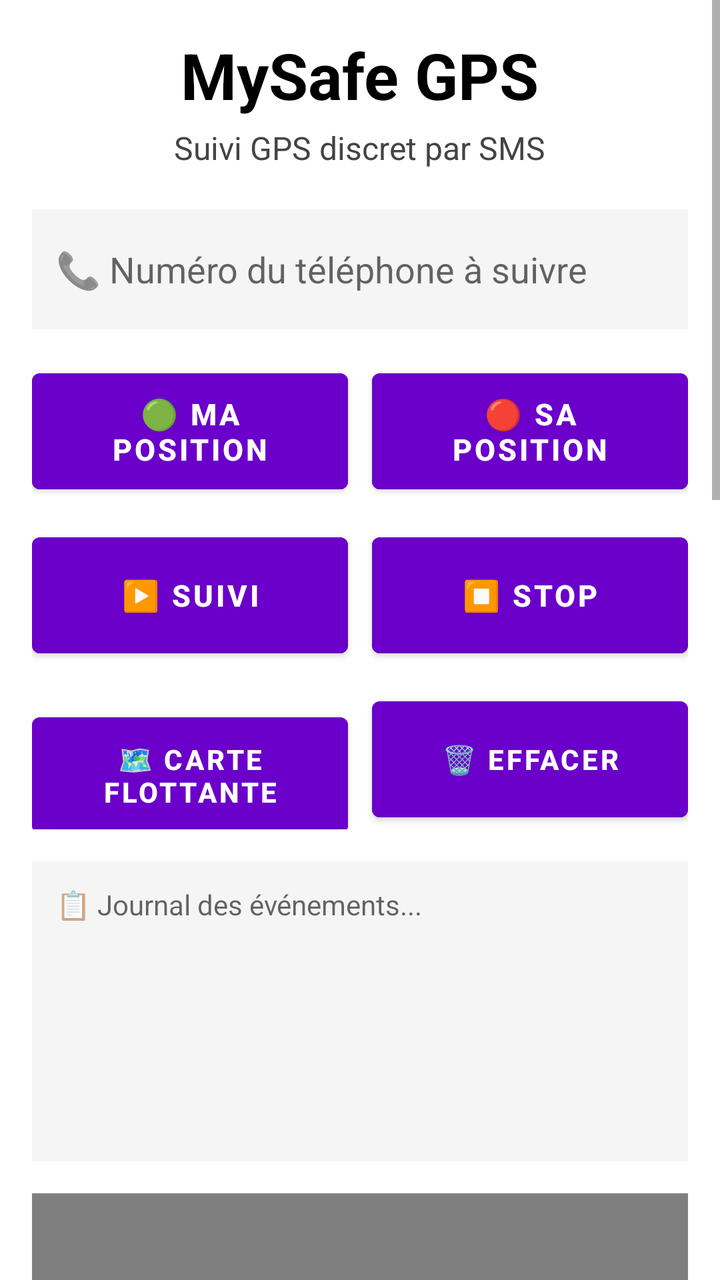
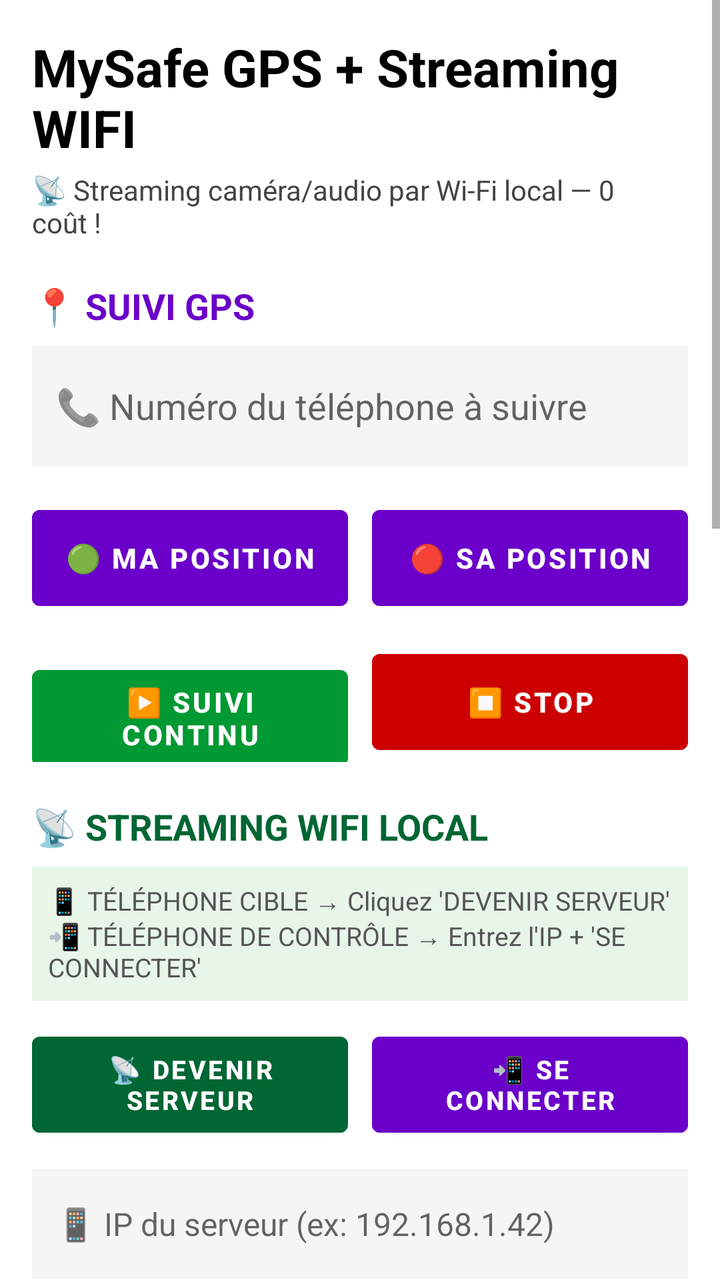

Compare the two renders of this Android layout. The source of the first and the diff that turns it into the second are given below.
<!-- AndroidManifest.xml: application theme Theme.MaterialComponents.DayNight.NoActionBar -->
<!-- res/layout/activity_main.xml -->
<?xml version="1.0" encoding="utf-8"?>
<ScrollView xmlns:android="http://schemas.android.com/apk/res/android"
    android:layout_width="match_parent"
    android:layout_height="match_parent"
    android:fillViewport="true"
    android:background="#FFFFFF">

    <LinearLayout
        android:layout_width="match_parent"
        android:layout_height="wrap_content"
        android:orientation="vertical"
        android:padding="16dp"
        android:gravity="center_horizontal">

        <TextView
            android:layout_width="wrap_content"
            android:layout_height="wrap_content"
            android:text="MySafe GPS"
            android:textSize="32sp"
            android:textStyle="bold"
            android:textColor="#000000"
            android:layout_marginBottom="4dp"/>

        <TextView
            android:layout_width="wrap_content"
            android:layout_height="wrap_content"
            android:text="Suivi GPS discret par SMS"
            android:textSize="16sp"
            android:textColor="#444444"
            android:layout_marginBottom="20dp"/>

        <EditText
            android:id="@+id/etTargetNumber"
            android:layout_width="match_parent"
            android:layout_height="60dp"
            android:hint="📞 Numéro du téléphone à suivre"
            android:textSize="18sp"
            android:inputType="phone"
            android:textColor="#000000"
            android:background="#F5F5F5"
            android:padding="12dp"
            android:layout_marginBottom="16dp"/>

        <LinearLayout
            android:layout_width="match_parent"
            android:layout_height="wrap_content"
            android:orientation="horizontal"
            android:layout_marginBottom="12dp">

            <Button
                android:id="@+id/btnMyPosition"
                android:layout_width="0dp"
                android:layout_height="70dp"
                android:layout_weight="1"
                android:text="🟢 MA POSITION"
                android:textSize="15sp"
                android:textStyle="bold"
                android:backgroundTint="#6A00C9"
                android:textColor="#FFFFFF"/>

            <View
                android:layout_width="12dp"
                android:layout_height="1dp"/>

            <Button
                android:id="@+id/btnGetHisPosition"
                android:layout_width="0dp"
                android:layout_height="70dp"
                android:layout_weight="1"
                android:text="🔴 SA POSITION"
                android:textSize="15sp"
                android:textStyle="bold"
                android:backgroundTint="#6A00C9"
                android:textColor="#FFFFFF"/>
        </LinearLayout>

        <LinearLayout
            android:layout_width="match_parent"
            android:layout_height="wrap_content"
            android:orientation="horizontal"
            android:layout_marginBottom="12dp">

            <Button
                android:id="@+id/btnDemarrer"
                android:layout_width="0dp"
                android:layout_height="70dp"
                android:layout_weight="1"
                android:text="▶️ SUIVI"
                android:textSize="15sp"
                android:textStyle="bold"
                android:backgroundTint="#6A00C9"
                android:textColor="#FFFFFF"/>

            <View
                android:layout_width="12dp"
                android:layout_height="1dp"/>

            <Button
                android:id="@+id/btnStop"
                android:layout_width="0dp"
                android:layout_height="70dp"
                android:layout_weight="1"
                android:text="⏹️ STOP"
                android:textSize="15sp"
                android:textStyle="bold"
                android:backgroundTint="#6A00C9"
                android:textColor="#FFFFFF"/>
        </LinearLayout>

        <LinearLayout
            android:layout_width="match_parent"
            android:layout_height="wrap_content"
            android:orientation="horizontal"
            android:layout_marginBottom="16dp">

            <Button
                android:id="@+id/btnFloatingMap"
                android:layout_width="0dp"
                android:layout_height="70dp"
                android:layout_weight="1"
                android:text="🗺️ CARTE FLOTTANTE"
                android:textSize="14sp"
                android:textStyle="bold"
                android:backgroundTint="#6A00C9"
                android:textColor="#FFFFFF"/>

            <View
                android:layout_width="12dp"
                android:layout_height="1dp"/>

            <Button
                android:id="@+id/btnClearHistory"
                android:layout_width="0dp"
                android:layout_height="70dp"
                android:layout_weight="1"
                android:text="🗑️ EFFACER"
                android:textSize="14sp"
                android:textStyle="bold"
                android:backgroundTint="#6A00C9"
                android:textColor="#FFFFFF"/>
        </LinearLayout>

        <TextView
            android:id="@+id/tvPositions"
            android:layout_width="match_parent"
            android:layout_height="150dp"
            android:hint="📋 Journal des événements..."
            android:textSize="14sp"
            android:textColor="#000000"
            android:background="#F5F5F5"
            android:padding="12dp"
            android:layout_marginBottom="16dp"
            android:scrollbars="vertical"
            android:maxLines="8"/>

        <org.osmdroid.views.MapView
            android:id="@+id/mapView"
            android:layout_width="match_parent"
            android:layout_height="350dp"
            android:layout_marginBottom="20dp"/>

        <TextView
            android:layout_width="wrap_content"
            android:layout_height="wrap_content"
            android:text="🎥 STREAMING CAMÉRA"
            android:textSize="22sp"
            android:textStyle="bold"
            android:textColor="#006633"
            android:layout_marginBottom="16dp"/>

        <TextView
            android:layout_width="match_parent"
            android:layout_height="wrap_content"
            android:text="📷 Caméra :"
            android:textSize="16sp"
            android:textStyle="bold"
            android:textColor="#000000"
            android:layout_marginBottom="8dp"/>

        <LinearLayout
            android:layout_width="match_parent"
            android:layout_height="wrap_content"
            android:orientation="horizontal"
            android:layout_marginBottom="16dp">

            <Button
                android:id="@+id/btnCamFront"
                android:layout_width="0dp"
                android:layout_height="60dp"
                android:layout_weight="1"
                android:text="👤 AVANT"
                android:textSize="15sp"
                android:textStyle="bold"
                android:backgroundTint="#444444"
                android:textColor="#FFFFFF"/>

            <View
                android:layout_width="12dp"
                android:layout_height="1dp"/>

            <Button
                android:id="@+id/btnCamBack"
                android:layout_width="0dp"
                android:layout_height="60dp"
                android:layout_weight="1"
                android:text="📷 ARRIÈRE"
                android:textSize="15sp"
                android:textStyle="bold"
                android:backgroundTint="#006633"
                android:textColor="#FFFFFF"/>
        </LinearLayout>

        <TextView
            android:layout_width="match_parent"
            android:layout_height="wrap_content"
            android:text="🔊 Son / Micro :"
            android:textSize="16sp"
            android:textStyle="bold"
            android:textColor="#000000"
            android:layout_marginBottom="8dp"/>

        <LinearLayout
            android:layout_width="match_parent"
            android:layout_height="wrap_content"
            android:orientation="horizontal"
            android:layout_marginBottom="16dp">

            <Button
                android:id="@+id/btnMicToggle"
                android:layout_width="0dp"
                android:layout_height="60dp"
                android:layout_weight="1"
                android:text="🎤 MICRO: OFF"
                android:textSize="14sp"
                android:textStyle="bold"
                android:backgroundTint="#444444"
                android:textColor="#FFFFFF"/>

            <View
                android:layout_width="12dp"
                android:layout_height="1dp"/>

            <Button
                android:id="@+id/btnSpeakToggle"
                android:layout_width="0dp"
                android:layout_height="60dp"
                android:layout_weight="1"
                android:text="🔊 SON: OFF"
                android:textSize="14sp"
                android:textStyle="bold"
                android:backgroundTint="#444444"
                android:textColor="#FFFFFF"/>
        </LinearLayout>

        <LinearLayout
            android:layout_width="match_parent"
            android:layout_height="wrap_content"
            android:orientation="horizontal"
            android:layout_marginBottom="16dp">

            <Button
                android:id="@+id/btnStartStream"
                android:layout_width="0dp"
                android:layout_height="65dp"
                android:layout_weight="1"
                android:text="▶️ DÉMARRER LE STREAM"
                android:textSize="14sp"
                android:textStyle="bold"
                android:backgroundTint="#009933"
                android:textColor="#FFFFFF"/>

            <View
                android:layout_width="12dp"
                android:layout_height="1dp"/>

            <Button
                android:id="@+id/btnStopStream"
                android:layout_width="0dp"
                android:layout_height="65dp"
                android:layout_weight="1"
                android:text="⏹️ ARRÊTER"
                android:textSize="14sp"
                android:textStyle="bold"
                android:backgroundTint="#CC0000"
                android:textColor="#FFFFFF"/>
        </LinearLayout>

        <TextView
            android:layout_width="match_parent"
            android:layout_height="wrap_content"
            android:text="📹 Aperçu caméra :"
            android:textSize="16sp"
            android:textStyle="bold"
            android:textColor="#000000"
            android:layout_marginBottom="8dp"/>

        <SurfaceView
            android:id="@+id/surfaceView"
            android:layout_width="match_parent"
            android:layout_height="200dp"
            android:background="#000000"
            android:layout_marginBottom="16dp"/>

        <TextView
            android:id="@+id/tvStreamStatus"
            android:layout_width="match_parent"
            android:layout_height="wrap_content"
            android:text="✅ Prêt — choisis caméra et clique DÉMARRER"
            android:textSize="14sp"
            android:textColor="#006633"
            android:gravity="center"
            android:padding="12dp"
            android:background="#E8F5E9"
            android:layout_marginBottom="30dp"/>

    </LinearLayout>
</ScrollView>
<!-- resources referenced by this layout -->
<resources>

</resources>

<!-- the commit's change to res/layout/activity_main.xml (unified diff, before → after) -->
@@ -15,8 +15,8 @@
         <TextView
             android:layout_width="wrap_content"
             android:layout_height="wrap_content"
-            android:text="MySafe GPS"
-            android:textSize="32sp"
+            android:text="MySafe GPS + Streaming WIFI"
+            android:textSize="26sp"
             android:textStyle="bold"
             android:textColor="#000000"
             android:layout_marginBottom="4dp"/>
@@ -24,10 +24,20 @@
         <TextView
             android:layout_width="wrap_content"
             android:layout_height="wrap_content"
-            android:text="Suivi GPS discret par SMS"
-            android:textSize="16sp"
+            android:text="📡 Streaming caméra/audio par Wi-Fi local — 0 coût !"
+            android:textSize="14sp"
             android:textColor="#444444"
             android:layout_marginBottom="20dp"/>
+
+        
+        <TextView
+            android:layout_width="match_parent"
+            android:layout_height="wrap_content"
+            android:text="📍 SUIVI GPS"
+            android:textSize="18sp"
+            android:textStyle="bold"
+            android:textColor="#6A00C9"
+            android:layout_marginBottom="8dp"/>
 
         <EditText
             android:id="@+id/etTargetNumber"
@@ -50,29 +60,78 @@
             <Button
                 android:id="@+id/btnMyPosition"
                 android:layout_width="0dp"
-                android:layout_height="70dp"
+                android:layout_height="60dp"
                 android:layout_weight="1"
                 android:text="🟢 MA POSITION"
-                android:textSize="15sp"
-                android:textStyle="bold"
-                android:backgroundTint="#6A00C9"
-                android:textColor="#FFFFFF"/>
-
-            <View
-                android:layout_width="12dp"
-                android:layout_height="1dp"/>
+                android:textSize="14sp"
+                android:textStyle="bold"
+                android:backgroundTint="#6A00C9"
+                android:textColor="#FFFFFF"/>
+
+            <View android:layout_width="12dp" android:layout_height="1dp"/>
 
             <Button
                 android:id="@+id/btnGetHisPosition"
                 android:layout_width="0dp"
-                android:layout_height="70dp"
+                android:layout_height="60dp"
                 android:layout_weight="1"
                 android:text="🔴 SA POSITION"
-                android:textSize="15sp"
-                android:textStyle="bold"
-                android:backgroundTint="#6A00C9"
-                android:textColor="#FFFFFF"/>
-        </LinearLayout>
+                android:textSize="14sp"
+                android:textStyle="bold"
+                android:backgroundTint="#6A00C9"
+                android:textColor="#FFFFFF"/>
+        </LinearLayout>
+
+        <LinearLayout
+            android:layout_width="match_parent"
+            android:layout_height="wrap_content"
+            android:orientation="horizontal"
+            android:layout_marginBottom="20dp">
+
+            <Button
+                android:id="@+id/btnDemarrer"
+                android:layout_width="0dp"
+                android:layout_height="60dp"
+                android:layout_weight="1"
+                android:text="▶️ SUIVI CONTINU"
+                android:textSize="14sp"
+                android:textStyle="bold"
+                android:backgroundTint="#009933"
+                android:textColor="#FFFFFF"/>
+
+            <View android:layout_width="12dp" android:layout_height="1dp"/>
+
+            <Button
+                android:id="@+id/btnStop"
+                android:layout_width="0dp"
+                android:layout_height="60dp"
+                android:layout_weight="1"
+                android:text="⏹️ STOP"
+                android:textSize="14sp"
+                android:textStyle="bold"
+                android:backgroundTint="#CC0000"
+                android:textColor="#FFFFFF"/>
+        </LinearLayout>
+
+        
+        <TextView
+            android:layout_width="match_parent"
+            android:layout_height="wrap_content"
+            android:text="📡 STREAMING WIFI LOCAL"
+            android:textSize="18sp"
+            android:textStyle="bold"
+            android:textColor="#006633"
+            android:layout_marginBottom="8dp"/>
+
+        <TextView
+            android:layout_width="match_parent"
+            android:layout_height="wrap_content"
+            android:text="📱 TÉLÉPHONE CIBLE → Cliquez 'DEVENIR SERVEUR'\n📲 TÉLÉPHONE DE CONTRÔLE → Entrez l'IP + 'SE CONNECTER'"
+            android:textSize="13sp"
+            android:textColor="#555555"
+            android:padding="8dp"
+            android:background="#E8F5E9"
+            android:layout_marginBottom="12dp"/>
 
         <LinearLayout
             android:layout_width="match_parent"
@@ -81,236 +140,129 @@
             android:layout_marginBottom="12dp">
 
             <Button
-                android:id="@+id/btnDemarrer"
-                android:layout_width="0dp"
-                android:layout_height="70dp"
-                android:layout_weight="1"
-                android:text="▶️ SUIVI"
-                android:textSize="15sp"
-                android:textStyle="bold"
-                android:backgroundTint="#6A00C9"
-                android:textColor="#FFFFFF"/>
-
-            <View
-                android:layout_width="12dp"
-                android:layout_height="1dp"/>
-
-            <Button
-                android:id="@+id/btnStop"
-                android:layout_width="0dp"
-                android:layout_height="70dp"
-                android:layout_weight="1"
-                android:text="⏹️ STOP"
-                android:textSize="15sp"
-                android:textStyle="bold"
-                android:backgroundTint="#6A00C9"
-                android:textColor="#FFFFFF"/>
-        </LinearLayout>
-
-        <LinearLayout
-            android:layout_width="match_parent"
-            android:layout_height="wrap_content"
-            android:orientation="horizontal"
-            android:layout_marginBottom="16dp">
-
-            <Button
-                android:id="@+id/btnFloatingMap"
-                android:layout_width="0dp"
-                android:layout_height="70dp"
-                android:layout_weight="1"
-                android:text="🗺️ CARTE FLOTTANTE"
-                android:textSize="14sp"
-                android:textStyle="bold"
-                android:backgroundTint="#6A00C9"
-                android:textColor="#FFFFFF"/>
-
-            <View
-                android:layout_width="12dp"
-                android:layout_height="1dp"/>
-
-            <Button
-                android:id="@+id/btnClearHistory"
-                android:layout_width="0dp"
-                android:layout_height="70dp"
-                android:layout_weight="1"
-                android:text="🗑️ EFFACER"
-                android:textSize="14sp"
-                android:textStyle="bold"
-                android:backgroundTint="#6A00C9"
-                android:textColor="#FFFFFF"/>
-        </LinearLayout>
-
-        <TextView
-            android:id="@+id/tvPositions"
-            android:layout_width="match_parent"
-            android:layout_height="150dp"
-            android:hint="📋 Journal des événements..."
-            android:textSize="14sp"
+                android:id="@+id/btnStartServer"
+                android:layout_width="0dp"
+                android:layout_height="60dp"
+                android:layout_weight="1"
+                android:text="📡 DEVENIR SERVEUR"
+                android:textSize="13sp"
+                android:textStyle="bold"
+                android:backgroundTint="#006633"
+                android:textColor="#FFFFFF"/>
+
+            <View android:layout_width="12dp" android:layout_height="1dp"/>
+
+            <Button
+                android:id="@+id/btnStartClient"
+                android:layout_width="0dp"
+                android:layout_height="60dp"
+                android:layout_weight="1"
+                android:text="📲 SE CONNECTER"
+                android:textSize="13sp"
+                android:textStyle="bold"
+                android:backgroundTint="#6A00C9"
+                android:textColor="#FFFFFF"/>
+        </LinearLayout>
+
+        <EditText
+            android:id="@+id/etServerIp"
+            android:layout_width="match_parent"
+            android:layout_height="55dp"
+            android:hint="📱 IP du serveur (ex: 192.168.1.42)"
+            android:textSize="16sp"
             android:textColor="#000000"
             android:background="#F5F5F5"
             android:padding="12dp"
-            android:layout_marginBottom="16dp"
+            android:layout_marginBottom="12dp"/>
+
+        <Button
+            android:id="@+id/btnStopStream"
+            android:layout_width="match_parent"
+            android:layout_height="55dp"
+            android:text="⏹️ ARRÊTER LE STREAMING"
+            android:textSize="15sp"
+            android:textStyle="bold"
+            android:backgroundTint="#CC0000"
+            android:textColor="#FFFFFF"
+            android:layout_marginBottom="12dp"/>
+
+        <TextView
+            android:id="@+id/tvStreamStatus"
+            android:layout_width="match_parent"
+            android:layout_height="wrap_content"
+            android:text="✅ Prêt — Activez le Wi-Fi sur LES DEUX téléphones"
+            android:textSize="13sp"
+            android:textColor="#006633"
+            android:gravity="center"
+            android:padding="10dp"
+            android:background="#E8F5E9"
+            android:layout_marginBottom="16dp"/>
+
+        <SurfaceView
+            android:id="@+id/surfaceView"
+            android:layout_width="match_parent"
+            android:layout_height="180dp"
+            android:background="#000000"
+            android:layout_marginBottom="16dp"/>
+
+        
+        <TextView
+            android:layout_width="match_parent"
+            android:layout_height="wrap_content"
+            android:text="🗺️ CARTE"
+            android:textSize="18sp"
+            android:textStyle="bold"
+            android:textColor="#6A00C9"
+            android:layout_marginBottom="8dp"/>
+
+        <TextView
+            android:id="@+id/tvPositions"
+            android:layout_width="match_parent"
+            android:layout_height="120dp"
+            android:hint="📋 Journal des événements..."
+            android:textSize="13sp"
+            android:textColor="#000000"
+            android:background="#F5F5F5"
+            android:padding="12dp"
+            android:layout_marginBottom="12dp"
             android:scrollbars="vertical"
-            android:maxLines="8"/>
+            android:maxLines="6"/>
+
+        <LinearLayout
+            android:layout_width="match_parent"
+            android:layout_height="wrap_content"
+            android:orientation="horizontal"
+            android:layout_marginBottom="16dp">
+
+            <Button
+                android:id="@+id/btnFloatingMap"
+                android:layout_width="0dp"
+                android:layout_height="55dp"
+                android:layout_weight="1"
+                android:text="🗺️ CARTE FLOTTANTE"
+                android:textSize="13sp"
+                android:textStyle="bold"
+                android:backgroundTint="#6A00C9"
+                android:textColor="#FFFFFF"/>
+
+            <View android:layout_width="12dp" android:layout_height="1dp"/>
+
+            <Button
+                android:id="@+id/btnClearHistory"
+                android:layout_width="0dp"
+                android:layout_height="55dp"
+                android:layout_weight="1"
+                android:text="🗑️ EFFACER"
+                android:textSize="13sp"
+                android:textStyle="bold"
+                android:backgroundTint="#444444"
+                android:textColor="#FFFFFF"/>
+        </LinearLayout>
 
         <org.osmdroid.views.MapView
             android:id="@+id/mapView"
             android:layout_width="match_parent"
-            android:layout_height="350dp"
-            android:layout_marginBottom="20dp"/>
-
-        <TextView
-            android:layout_width="wrap_content"
-            android:layout_height="wrap_content"
-            android:text="🎥 STREAMING CAMÉRA"
-            android:textSize="22sp"
-            android:textStyle="bold"
-            android:textColor="#006633"
-            android:layout_marginBottom="16dp"/>
-
-        <TextView
-            android:layout_width="match_parent"
-            android:layout_height="wrap_content"
-            android:text="📷 Caméra :"
-            android:textSize="16sp"
-            android:textStyle="bold"
-            android:textColor="#000000"
-            android:layout_marginBottom="8dp"/>
-
-        <LinearLayout
-            android:layout_width="match_parent"
-            android:layout_height="wrap_content"
-            android:orientation="horizontal"
-            android:layout_marginBottom="16dp">
-
-            <Button
-                android:id="@+id/btnCamFront"
-                android:layout_width="0dp"
-                android:layout_height="60dp"
-                android:layout_weight="1"
-                android:text="👤 AVANT"
-                android:textSize="15sp"
-                android:textStyle="bold"
-                android:backgroundTint="#444444"
-                android:textColor="#FFFFFF"/>
-
-            <View
-                android:layout_width="12dp"
-                android:layout_height="1dp"/>
-
-            <Button
-                android:id="@+id/btnCamBack"
-                android:layout_width="0dp"
-                android:layout_height="60dp"
-                android:layout_weight="1"
-                android:text="📷 ARRIÈRE"
-                android:textSize="15sp"
-                android:textStyle="bold"
-                android:backgroundTint="#006633"
-                android:textColor="#FFFFFF"/>
-        </LinearLayout>
-
-        <TextView
-            android:layout_width="match_parent"
-            android:layout_height="wrap_content"
-            android:text="🔊 Son / Micro :"
-            android:textSize="16sp"
-            android:textStyle="bold"
-            android:textColor="#000000"
-            android:layout_marginBottom="8dp"/>
-
-        <LinearLayout
-            android:layout_width="match_parent"
-            android:layout_height="wrap_content"
-            android:orientation="horizontal"
-            android:layout_marginBottom="16dp">
-
-            <Button
-                android:id="@+id/btnMicToggle"
-                android:layout_width="0dp"
-                android:layout_height="60dp"
-                android:layout_weight="1"
-                android:text="🎤 MICRO: OFF"
-                android:textSize="14sp"
-                android:textStyle="bold"
-                android:backgroundTint="#444444"
-                android:textColor="#FFFFFF"/>
-
-            <View
-                android:layout_width="12dp"
-                android:layout_height="1dp"/>
-
-            <Button
-                android:id="@+id/btnSpeakToggle"
-                android:layout_width="0dp"
-                android:layout_height="60dp"
-                android:layout_weight="1"
-                android:text="🔊 SON: OFF"
-                android:textSize="14sp"
-                android:textStyle="bold"
-                android:backgroundTint="#444444"
-                android:textColor="#FFFFFF"/>
-        </LinearLayout>
-
-        <LinearLayout
-            android:layout_width="match_parent"
-            android:layout_height="wrap_content"
-            android:orientation="horizontal"
-            android:layout_marginBottom="16dp">
-
-            <Button
-                android:id="@+id/btnStartStream"
-                android:layout_width="0dp"
-                android:layout_height="65dp"
-                android:layout_weight="1"
-                android:text="▶️ DÉMARRER LE STREAM"
-                android:textSize="14sp"
-                android:textStyle="bold"
-                android:backgroundTint="#009933"
-                android:textColor="#FFFFFF"/>
-
-            <View
-                android:layout_width="12dp"
-                android:layout_height="1dp"/>
-
-            <Button
-                android:id="@+id/btnStopStream"
-                android:layout_width="0dp"
-                android:layout_height="65dp"
-                android:layout_weight="1"
-                android:text="⏹️ ARRÊTER"
-                android:textSize="14sp"
-                android:textStyle="bold"
-                android:backgroundTint="#CC0000"
-                android:textColor="#FFFFFF"/>
-        </LinearLayout>
-
-        <TextView
-            android:layout_width="match_parent"
-            android:layout_height="wrap_content"
-            android:text="📹 Aperçu caméra :"
-            android:textSize="16sp"
-            android:textStyle="bold"
-            android:textColor="#000000"
-            android:layout_marginBottom="8dp"/>
-
-        <SurfaceView
-            android:id="@+id/surfaceView"
-            android:layout_width="match_parent"
-            android:layout_height="200dp"
-            android:background="#000000"
-            android:layout_marginBottom="16dp"/>
-
-        <TextView
-            android:id="@+id/tvStreamStatus"
-            android:layout_width="match_parent"
-            android:layout_height="wrap_content"
-            android:text="✅ Prêt — choisis caméra et clique DÉMARRER"
-            android:textSize="14sp"
-            android:textColor="#006633"
-            android:gravity="center"
-            android:padding="12dp"
-            android:background="#E8F5E9"
+            android:layout_height="300dp"
             android:layout_marginBottom="30dp"/>
 
     </LinearLayout>
